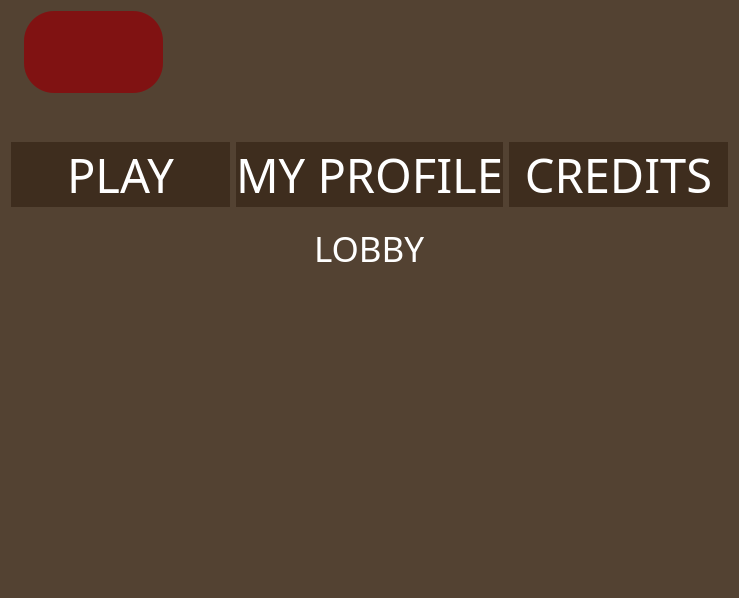
The window that TriviadorClient/TriviadorClient/form/MainMenu.ui (andreicorbu1/Triviador) describes before a commit, drawn with Qt 5.
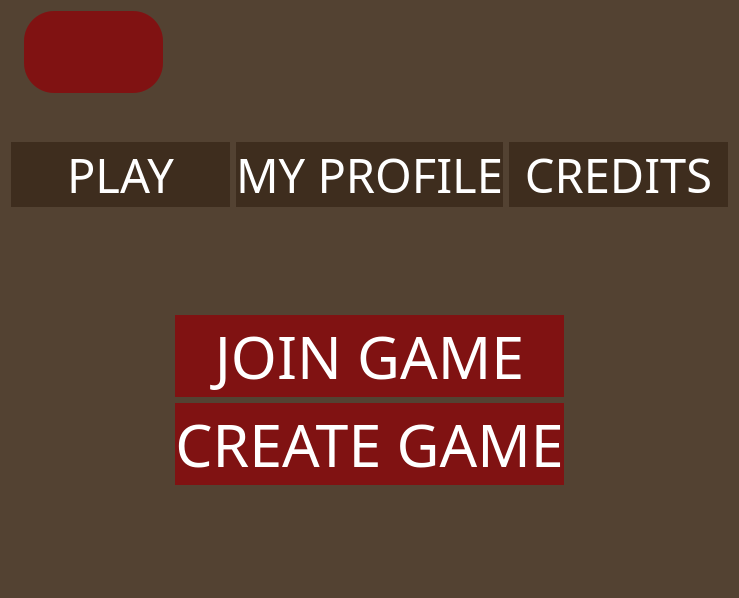
The same window after the commit. The open tabs and pages were chosen to show the change. Icons and pictures are not drawn.

Commit message: Changed the approach of map resize, we abandon the idea. Implemented another widget Lobby

The edit to the form file:
```diff
--- a/TriviadorClient/TriviadorClient/form/MainMenu.ui
+++ b/TriviadorClient/TriviadorClient/form/MainMenu.ui
@@ -503,66 +503,6 @@
        </item>
       </layout>
      </widget>
-     <widget class="QWidget" name="lobby">
-      <layout class="QHBoxLayout" name="horizontalLayout_4">
-       <item>
-        <layout class="QGridLayout" name="gridLayout_4">
-         <item row="0" column="0">
-          <spacer name="horizontalSpacer_12">
-           <property name="orientation">
-            <enum>Qt::Horizontal</enum>
-           </property>
-           <property name="sizeHint" stdset="0">
-            <size>
-             <width>40</width>
-             <height>20</height>
-            </size>
-           </property>
-          </spacer>
-         </item>
-         <item row="0" column="1">
-          <widget class="QLabel" name="label_2">
-           <property name="font">
-            <font>
-             <family>Franklin Gothic Heavy</family>
-             <pointsize>26</pointsize>
-            </font>
-           </property>
-           <property name="text">
-            <string>LOBBY</string>
-           </property>
-          </widget>
-         </item>
-         <item row="1" column="1">
-          <spacer name="verticalSpacer_7">
-           <property name="orientation">
-            <enum>Qt::Vertical</enum>
-           </property>
-           <property name="sizeHint" stdset="0">
-            <size>
-             <width>20</width>
-             <height>40</height>
-            </size>
-           </property>
-          </spacer>
-         </item>
-         <item row="0" column="2">
-          <spacer name="horizontalSpacer_13">
-           <property name="orientation">
-            <enum>Qt::Horizontal</enum>
-           </property>
-           <property name="sizeHint" stdset="0">
-            <size>
-             <width>40</width>
-             <height>20</height>
-            </size>
-           </property>
-          </spacer>
-         </item>
-        </layout>
-       </item>
-      </layout>
-     </widget>
      <widget class="QWidget" name="createGame">
       <layout class="QVBoxLayout" name="verticalLayout_3">
        <item>
```
The commit also changes 12 other files.
